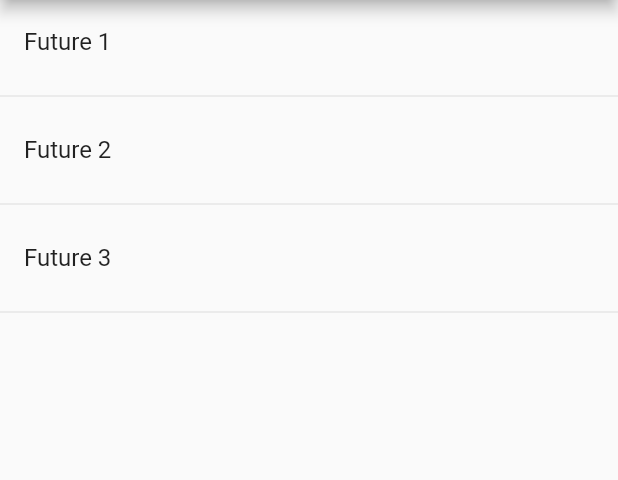
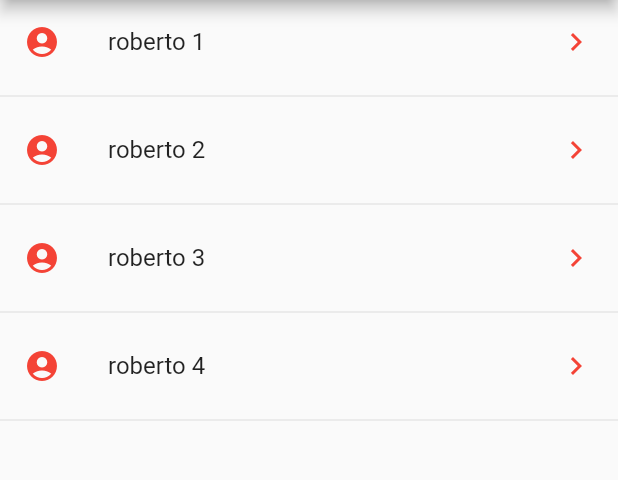
Before and after one commit to rguzman141189/movil, a Flutter app: the screen it shows after launch, on a phone screen of 412 x 824 dp, the part 84-564 px from its top. Run offline on Flutter 3.47's test engine with Material 2 defaults, Android fonts, the phone set to English and light mode, and no system bars.

```diff
--- a/lib/main.dart
+++ b/lib/main.dart
@@ -12,19 +12,7 @@ class MyApp extends StatelessWidget {
     return MaterialApp(
       title: 'Flutter Demo',
       theme: ThemeData(
-        // This is the theme of your application.
-        //
-        // Try running your application with "flutter run". You'll see the
-        // application has a blue toolbar. Then, without quitting the app, try
-        // changing the primarySwatch below to Colors.green and then invoke
-        // "hot reload" (press "r" in the console where you ran "flutter run",
-        // or simply save your changes to "hot reload" in a Flutter IDE).
-        // Notice that the counter didn't reset back to zero; the application
-        // is not restarted.
         primarySwatch: Colors.blue,
-        // This makes the visual density adapt to the platform that you run
-        // the app on. For desktop platforms, the controls will be smaller and
-        // closer together (more dense) than on mobile platforms.
         visualDensity: VisualDensity.adaptivePlatformDensity,
       ),
       home: MyHomePage(title: 'Flutter Demo Home Page'),
@@ -34,15 +22,6 @@ class MyApp extends StatelessWidget {
 
 class MyHomePage extends StatefulWidget {
   MyHomePage({Key key, this.title}) : super(key: key);
-
-  // This widget is the home page of your application. It is stateful, meaning
-  // that it has a State object (defined below) that contains fields that affect
-  // how it looks.
-
-  // This class is the configuration for the state. It holds the values (in this
-  // case the title) provided by the parent (in this case the App widget) and
-  // used by the build method of the State. Fields in a Widget subclass are
-  // always marked "final".
 
   final String title;
 
@@ -55,23 +34,9 @@ class _MyHomePageState extends State<MyHomePage> {
 
   void _incrementCounter() {
     setState(() {
-      // This call to setState tells the Flutter framework that something has
-      // changed in this State, which causes it to rerun the build method below
-      // so that the display can reflect the updated values. If we changed
-      // _counter without calling setState(), then the build method would not be
-      // called again, and so nothing would appear to happen.
       _counter++;
     });
   }
-
-  final datos = [
-    'Roberto 1',
-    'Roberto 2',
-    'Roberto 3',
-    'Roberto 4',
-    'Roberto 5',
-    'Roberto 6'
-  ];
 
   @override
   Widget build(BuildContext context) {
@@ -84,41 +49,29 @@ class _MyHomePageState extends State<MyHomePage> {
   }
 
   Widget _lista() {
-    dataProvider.datosJson().then((response) {
-      print('datos desde la view');
-      print(response);
-    });
-
-    return ListView(
-      children: listItems(),
+    return FutureBuilder(
+      future: dataProvider.datosJson(),
+      initialData: [],
+      builder: (context, AsyncSnapshot<List<dynamic>> snapshot) {
+        print(snapshot.data);
+        return ListView(
+          children: listItems(snapshot.data),
+        );
+      },
     );
   }
 
-  List<Widget> listItems() {
-    return [
-      ListTile(title: Text('Future 1')),
-      Divider(),
-      ListTile(title: Text('Future 2')),
-      Divider(),
-      ListTile(title: Text('Future 3')),
-      Divider(),
-    ];
-  }
-
-  List<Widget> listaDatos() {
-    var widgets = datos.map((item) {
-      return Column(
-        children: [
-          ListTile(
-            title: Text(item),
-            subtitle: Text('Hola Subtitulo: ' + item),
-            leading: Icon(Icons.people),
-            trailing: Icon(Icons.keyboard_arrow_right),
-          ),
-          Divider(),
-        ],
+  List<Widget> listItems(List<dynamic> data) {
+    final List<Widget> datosList = [];
+    data.forEach((res) {
+      final widget = ListTile(
+        title: Text(res['nombre']),
+        leading: Icon(Icons.account_circle, color: Colors.red),
+        trailing: Icon(Icons.keyboard_arrow_right, color: Colors.red),
+        onTap: () {},
       );
-    }).toList();
-    return widgets;
+      datosList..add(widget)..add(Divider());
+    });
+    return datosList;
   }
 }
--- a/lib/providers/data_providers.dart
+++ b/lib/providers/data_providers.dart
@@ -3,10 +3,6 @@ import 'package:flutter/services.dart' show rootBundle;
 
 class DataProvider {
   List<dynamic> datos = [];
-
-  DataProvider() {
-    // datosJson();
-  }
 
   Future<List<dynamic>> datosJson() async {
     final response = await rootBundle.loadString('data/data.json');
```
